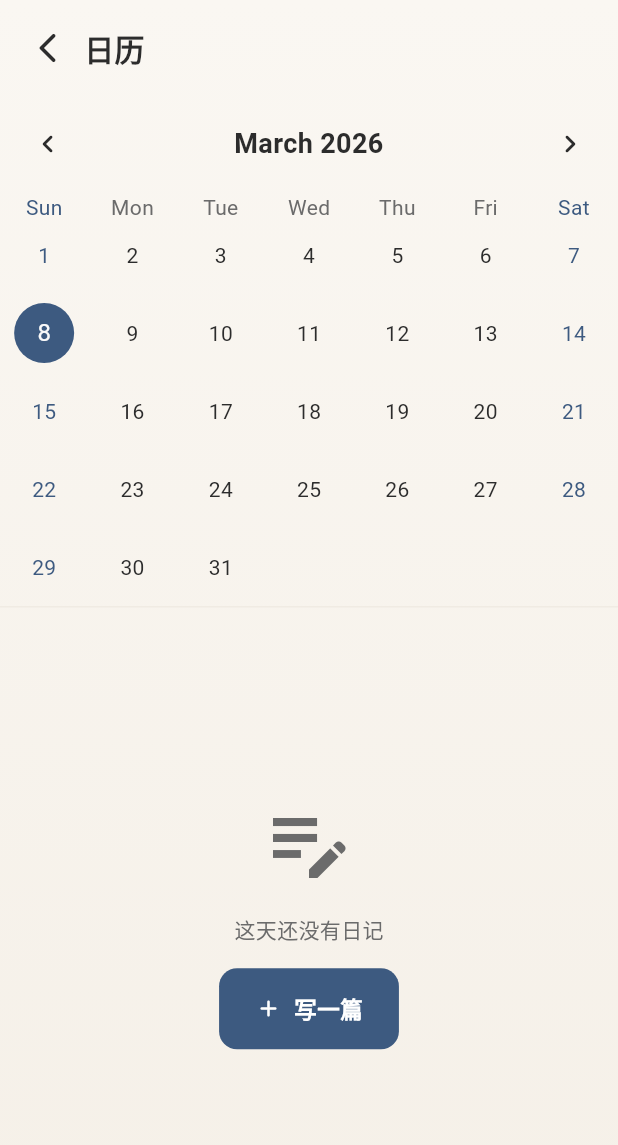
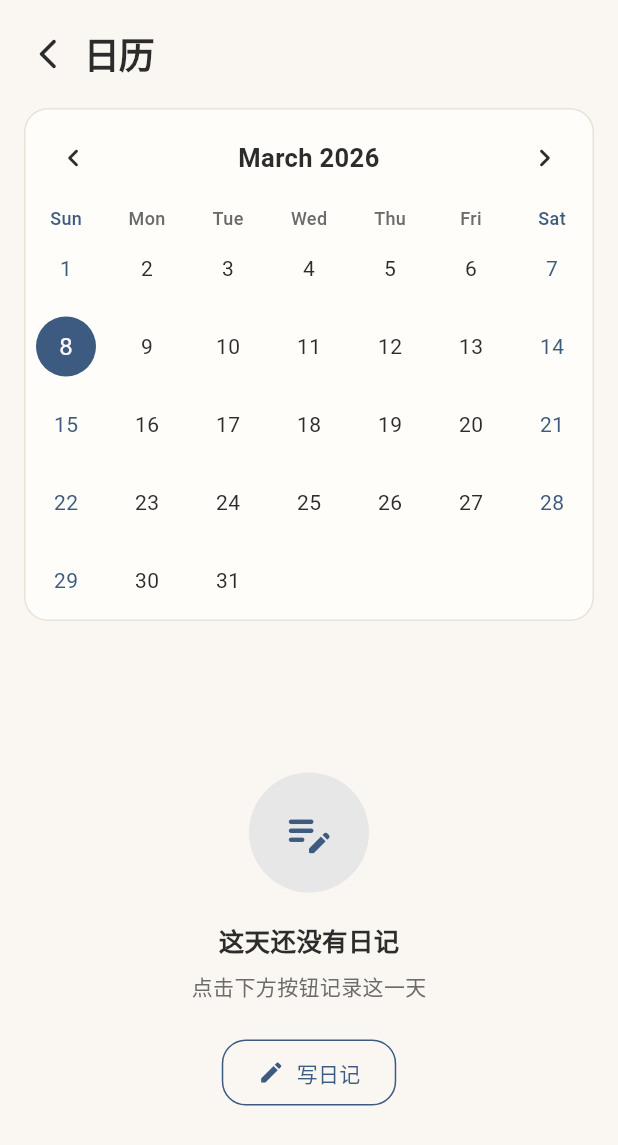
Before and after one commit to qianqiuyueying/whiteSpace, a Flutter app: the CalendarPage screen opened by its route, on a phone screen of 412 x 824 dp. Shown: the top 1145 px of the screen. Run offline on Flutter 3.47's test engine with Material 3 defaults, Android fonts, the phone set to English and light mode, and no system bars; drawn by our look-alikes of table_calendar; our stand-ins replace dio, file_picker, fl_chart, flutter_animate, flutter_markdown, flutter_riverpod and 8 more; accounts and stored records are empty; generated files the repository leaves out were written again.

Commit message:
fix: resolve navigation and calendar issues

```diff
--- a/lib/features/diary/presentation/calendar_page.dart
+++ b/lib/features/diary/presentation/calendar_page.dart
@@ -1,13 +1,17 @@
 import 'package:flutter/material.dart';
+import 'package:flutter/services.dart';
 import 'package:flutter_riverpod/flutter_riverpod.dart';
 import 'package:table_calendar/table_calendar.dart';
 import 'package:go_router/go_router.dart';
+
 import '../../../core/theme/app_theme.dart';
 import '../../../core/services/database_service.dart';
 import '../data/models/diary_entry.dart';
-import '../../../core/constants/app_constants.dart';
+import '../../../shared/widgets/diary_card.dart';
 
 /// 日历视图页面
+///
+/// 设计理念：优雅的日历视图，清晰展示日记分布
 class CalendarPage extends ConsumerStatefulWidget {
   const CalendarPage({super.key});
 
@@ -18,7 +22,7 @@ class CalendarPage extends ConsumerStatefulWidget {
 class _CalendarPageState extends ConsumerState<CalendarPage> {
   late DateTime _focusedDay;
   late DateTime _selectedDay;
-  Map<DateTime, List<DiaryEntry>> _diaries = {};
+  Map<String, List<DiaryEntry>> _diariesByDate = {};
   bool _isLoading = true;
 
   @override
@@ -29,47 +33,45 @@ class _CalendarPageState extends ConsumerState<CalendarPage> {
     _loadDiaries();
   }
 
+  /// 将 DateTime 转换为字符串 key（确保日期匹配正确）
+  String _dateKey(DateTime date) {
+    return '${date.year}-${date.month.toString().padLeft(2, '0')}-${date.day.toString().padLeft(2, '0')}';
+  }
+
   Future<void> _loadDiaries() async {
     final db = await ref.read(databaseServiceProvider.future);
     final diaries = await db.getAllDiaries();
 
-    final diariesByDay = <DateTime, List<DiaryEntry>>{};
+    final diariesByDate = <String, List<DiaryEntry>>{};
     for (final diary in diaries) {
-      final day = DateTime(
-        diary.createdAt.year,
-        diary.createdAt.month,
-        diary.createdAt.day,
-      );
-      if (!diariesByDay.containsKey(day)) {
-        diariesByDay[day] = [];
+      final key = _dateKey(diary.createdAt);
+      if (!diariesByDate.containsKey(key)) {
+        diariesByDate[key] = [];
       }
-      diariesByDay[day]!.add(diary);
+      diariesByDate[key]!.add(diary);
     }
 
     if (mounted) {
       setState(() {
-        _diaries = diariesByDay;
+        _diariesByDate = diariesByDate;
         _isLoading = false;
       });
     }
+  }
+
+  List<DiaryEntry> _getDiariesForDay(DateTime day) {
+    return _diariesByDate[_dateKey(day)] ?? [];
   }
 
   @override
   Widget build(BuildContext context) {
     final isDark = Theme.of(context).brightness == Brightness.dark;
 
-    return Scaffold(
-      body: Container(
-        decoration: BoxDecoration(
-          gradient: LinearGradient(
-            begin: Alignment.topCenter,
-            end: Alignment.bottomCenter,
-            colors: isDark
-                ? [AppTheme.darkBackground, AppTheme.darkSurface]
-                : [AppTheme.lightBackground, AppTheme.lightSurface],
-          ),
-        ),
-        child: SafeArea(
+    return AnnotatedRegion<SystemUiOverlayStyle>(
+      value: isDark ? SystemUiOverlayStyle.light : SystemUiOverlayStyle.dark,
+      child: Scaffold(
+        backgroundColor: isDark ? AppTheme.darkBackground : AppTheme.lightBackground,
+        body: SafeArea(
           child: Column(
             children: [
               _buildAppBar(context, isDark),
@@ -88,22 +90,23 @@ class _CalendarPageState extends ConsumerState<CalendarPage> {
 
   Widget _buildAppBar(BuildContext context, bool isDark) {
     return Padding(
-      padding: const EdgeInsets.symmetric(horizontal: 8, vertical: 8),
+      padding: const EdgeInsets.fromLTRB(8, 12, 20, 12),
       child: Row(
         children: [
           IconButton(
             onPressed: () => context.pop(),
             icon: Icon(
-              Icons.arrow_back_ios_rounded,
+              Icons.arrow_back_ios_new_rounded,
               color: isDark ? AppTheme.darkText : AppTheme.lightText,
             ),
           ),
           Text(
             '日历',
             style: TextStyle(
-              fontSize: 20,
-              fontWeight: FontWeight.w600,
+              fontSize: 24,
+              fontWeight: FontWeight.w700,
               color: isDark ? AppTheme.darkText : AppTheme.lightText,
+              letterSpacing: -0.5,
             ),
           ),
         ],
@@ -112,42 +115,57 @@ class _CalendarPageState extends ConsumerState<CalendarPage> {
   }
 
   Widget _buildCalendar(bool isDark) {
-    final selectedDiaries = _diaries[_selectedDay] ?? [];
+    final selectedDiaries = _getDiariesForDay(_selectedDay);
 
     return Column(
       children: [
-        TableCalendar<DiaryEntry>(
+        // 日历组件
+        Container(
+          margin: const EdgeInsets.symmetric(horizontal: 16),
+          decoration: BoxDecoration(
+            color: isDark ? AppTheme.darkCard : AppTheme.lightCard,
+            borderRadius: BorderRadius.circular(AppTheme.radiusLG),
+            border: Border.all(
+              color: isDark ? AppTheme.darkBorder : AppTheme.lightBorder,
+            ),
+          ),
+          child: TableCalendar<DiaryEntry>(
             firstDay: DateTime.utc(2020, 1, 1),
             lastDay: DateTime.utc(2030, 12, 31),
             focusedDay: _focusedDay,
             selectedDayPredicate: (day) => isSameDay(_selectedDay, day),
-          eventLoader: (day) => _diaries[day] ?? [],
+            eventLoader: _getDiariesForDay,
+            calendarFormat: CalendarFormat.month,
+            availableCalendarFormats: const {
+              CalendarFormat.month: '月',
+            },
             calendarStyle: CalendarStyle(
               outsideDaysVisible: false,
               weekendTextStyle: TextStyle(
-              color: AppTheme.primaryColor,
-            ),
-            holidayTextStyle: TextStyle(
-              color: AppTheme.primaryColor,
+                color: isDark ? AppTheme.primaryLight : AppTheme.primaryColor,
               ),
               selectedDecoration: BoxDecoration(
-              color: AppTheme.primaryColor,
+                color: isDark ? AppTheme.primaryLight : AppTheme.primaryColor,
                 shape: BoxShape.circle,
               ),
               todayDecoration: BoxDecoration(
-              color: AppTheme.primaryColor.withOpacity(0.3),
+                color: (isDark ? AppTheme.primaryLight : AppTheme.primaryColor)
+                    .withValues(alpha: 0.3),
                 shape: BoxShape.circle,
               ),
               markerDecoration: BoxDecoration(
-              color: AppTheme.secondaryColor,
+                color: isDark ? AppTheme.accentLight : AppTheme.accentColor,
                 shape: BoxShape.circle,
+              ),
+              defaultTextStyle: TextStyle(
+                color: isDark ? AppTheme.darkText : AppTheme.lightText,
               ),
             ),
             headerStyle: HeaderStyle(
               formatButtonVisible: false,
               titleCentered: true,
               titleTextStyle: TextStyle(
-              fontSize: 18,
+                fontSize: 17,
                 fontWeight: FontWeight.w600,
                 color: isDark ? AppTheme.darkText : AppTheme.lightText,
               ),
@@ -163,9 +181,13 @@ class _CalendarPageState extends ConsumerState<CalendarPage> {
             daysOfWeekStyle: DaysOfWeekStyle(
               weekdayStyle: TextStyle(
                 color: isDark ? AppTheme.darkTextSecondary : AppTheme.lightTextSecondary,
+                fontSize: 12,
+                fontWeight: FontWeight.w500,
               ),
               weekendStyle: TextStyle(
-              color: AppTheme.primaryColor,
+                color: isDark ? AppTheme.primaryLight : AppTheme.primaryColor,
+                fontSize: 12,
+                fontWeight: FontWeight.w500,
               ),
             ),
             onDaySelected: (selectedDay, focusedDay) {
@@ -178,73 +200,27 @@ class _CalendarPageState extends ConsumerState<CalendarPage> {
               _focusedDay = focusedDay;
             },
           ),
-        const Divider(),
+        ),
+
+        const SizedBox(height: 16),
+
+        // 选中日期的日记列表
         Expanded(
           child: selectedDiaries.isEmpty
-              ? Center(
-                  child: Column(
-                    mainAxisAlignment: MainAxisAlignment.center,
-                    children: [
-                      Icon(
-                        Icons.edit_note_outlined,
-                        size: 64,
-                        color: isDark
-                            ? AppTheme.darkTextSecondary
-                            : AppTheme.lightTextSecondary,
-                      ),
-                      const SizedBox(height: 16),
-                      Text(
-                        '这天还没有日记',
-                        style: TextStyle(
-                          color: isDark
-                              ? AppTheme.darkTextSecondary
-                              : AppTheme.lightTextSecondary,
-                        ),
-                      ),
-                      const SizedBox(height: 16),
-                      ElevatedButton.icon(
-                        onPressed: () => context.go('/diary/new'),
-                        icon: const Icon(Icons.add_rounded),
-                        label: const Text('写一篇'),
-                        style: ElevatedButton.styleFrom(
-                          backgroundColor: AppTheme.primaryColor,
-                          foregroundColor: Colors.white,
-                        ),
-                      ),
-                    ],
-                  ),
-                )
+              ? _buildEmptyState(isDark)
               : ListView.builder(
-                  padding: const EdgeInsets.all(16),
+                  padding: const EdgeInsets.symmetric(horizontal: 20),
                   itemCount: selectedDiaries.length,
                   itemBuilder: (context, index) {
                     final diary = selectedDiaries[index];
-                    return Card(
-                      color: isDark ? AppTheme.darkCard : AppTheme.lightCard,
-                      child: ListTile(
-                        leading: Text(
-                          Mood.values[diary.moodIndex].emoji,
-                          style: const TextStyle(fontSize: 24),
-                        ),
-                        title: Text(
-                          diary.title ?? '无标题',
-                          maxLines: 1,
-                          overflow: TextOverflow.ellipsis,
-                          style: TextStyle(
-                            color: isDark ? AppTheme.darkText : AppTheme.lightText,
-                          ),
-                        ),
-                        subtitle: Text(
-                          diary.content,
-                          maxLines: 2,
-                          overflow: TextOverflow.ellipsis,
-                          style: TextStyle(
-                            color: isDark
-                                ? AppTheme.darkTextSecondary
-                                : AppTheme.lightTextSecondary,
-                          ),
-                        ),
-                        trailing: const Icon(Icons.chevron_right_rounded),
+                    return Padding(
+                      padding: const EdgeInsets.only(bottom: 12),
+                      child: DiaryCard(
+                        title: diary.title,
+                        content: diary.content,
+                        createdAt: diary.createdAt,
+                        moodIndex: diary.moodIndex,
+                        tags: diary.tags,
                         onTap: () => context.push('/diary/${diary.id}'),
                       ),
                     );
@@ -254,4 +230,66 @@ class _CalendarPageState extends ConsumerState<CalendarPage> {
       ],
     );
   }
+
+  Widget _buildEmptyState(bool isDark) {
+    return Center(
+      child: Padding(
+        padding: const EdgeInsets.all(32),
+        child: Column(
+          mainAxisAlignment: MainAxisAlignment.center,
+          children: [
+            Container(
+              width: 80,
+              height: 80,
+              decoration: BoxDecoration(
+                color: (isDark ? AppTheme.primaryLight : AppTheme.primaryColor)
+                    .withValues(alpha: 0.1),
+                shape: BoxShape.circle,
+              ),
+              child: Icon(
+                Icons.edit_note_rounded,
+                size: 36,
+                color: isDark ? AppTheme.primaryLight : AppTheme.primaryColor,
+              ),
+            ),
+            const SizedBox(height: 20),
+            Text(
+              '这天还没有日记',
+              style: TextStyle(
+                fontSize: 17,
+                fontWeight: FontWeight.w600,
+                color: isDark ? AppTheme.darkText : AppTheme.lightText,
+              ),
+            ),
+            const SizedBox(height: 8),
+            Text(
+              '点击下方按钮记录这一天',
+              style: TextStyle(
+                fontSize: 14,
+                color: isDark
+                    ? AppTheme.darkTextSecondary
+                    : AppTheme.lightTextSecondary,
+              ),
+            ),
+            const SizedBox(height: 24),
+            TextButton.icon(
+              onPressed: () => context.push('/diary/new'),
+              icon: const Icon(Icons.edit_rounded, size: 18),
+              label: const Text('写日记'),
+              style: TextButton.styleFrom(
+                foregroundColor: isDark ? AppTheme.primaryLight : AppTheme.primaryColor,
+                padding: const EdgeInsets.symmetric(horizontal: 24, vertical: 12),
+                shape: RoundedRectangleBorder(
+                  borderRadius: BorderRadius.circular(AppTheme.radiusLG),
+                  side: BorderSide(
+                    color: isDark ? AppTheme.primaryLight : AppTheme.primaryColor,
+                  ),
+                ),
+              ),
+            ),
+          ],
+        ),
+      ),
+    );
   }
+}
--- a/lib/main.dart
+++ b/lib/main.dart
@@ -31,8 +31,10 @@ class _MyAppState extends ConsumerState<MyApp> with WidgetsBindingObserver {
   void initState() {
     super.initState();
     WidgetsBinding.instance.addObserver(this);
-    // 初始化系统主题
-    _updateSystemTheme();
+    // 延迟初始化系统主题，避免在 build 期间修改状态
+    WidgetsBinding.instance.addPostFrameCallback((_) {
+      _updateSystemTheme();
+    });
   }
 
   @override
```
Lines whose indentation alone changed are shown as unchanged.
